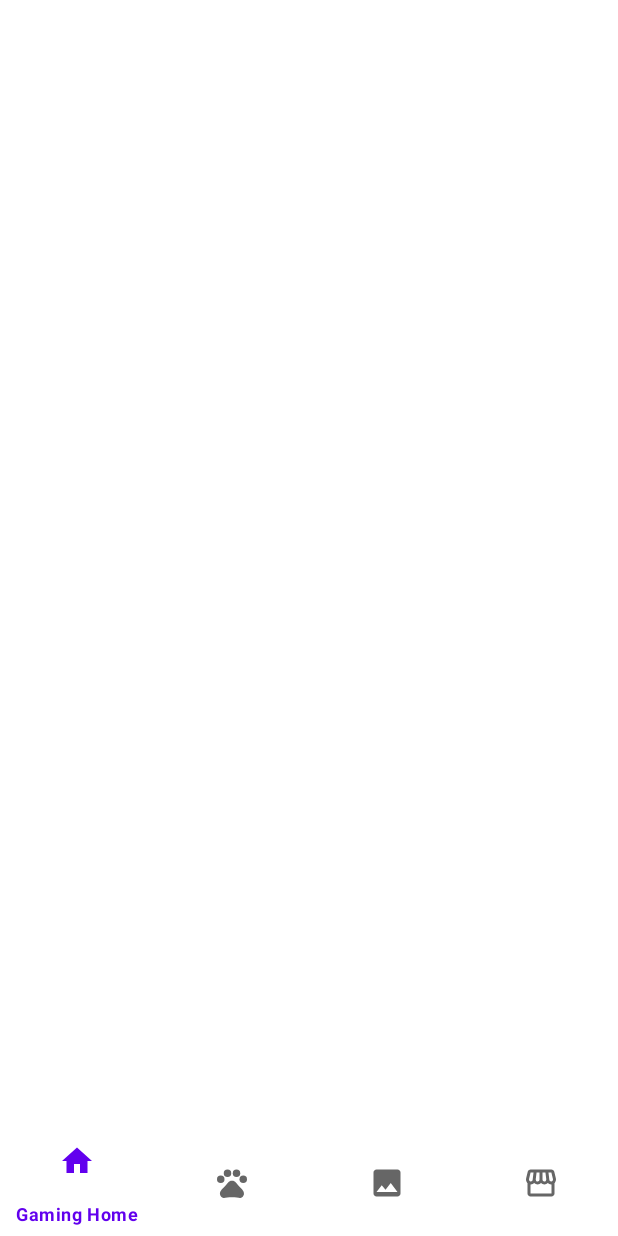
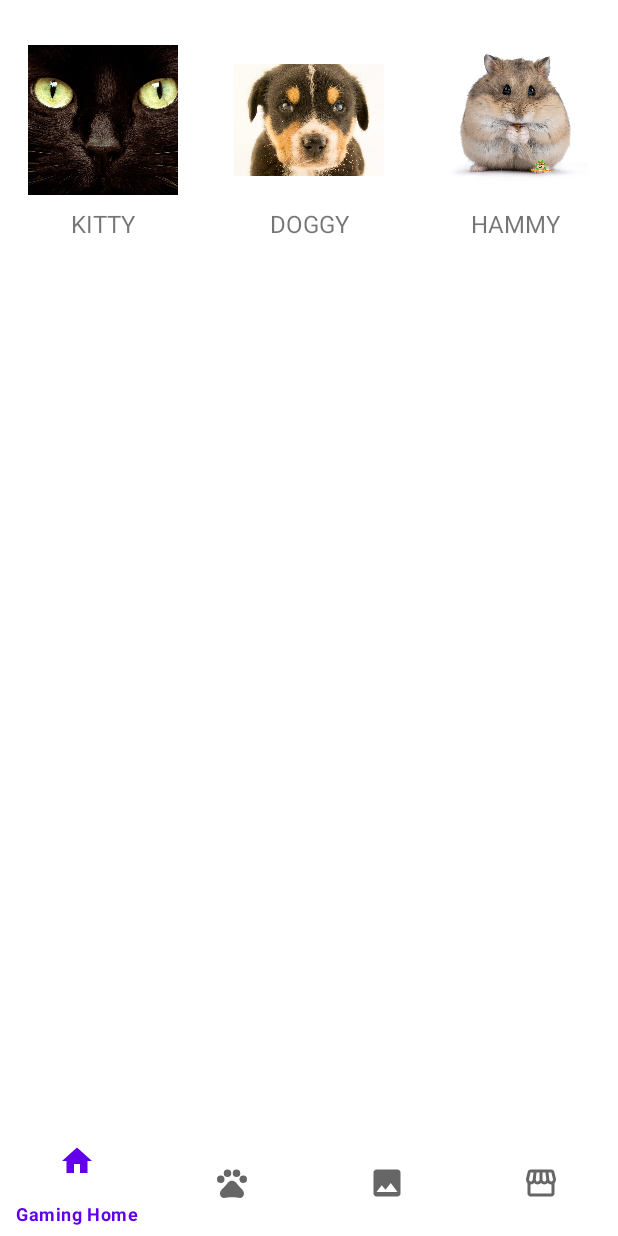
Before and after one commit to SWE3028-TeamC/IsRun, an Android app: the fragment CharFragment placed in its activity, on a phone screen of 412 x 824 dp. Run offline under Robolectric (Android 15) with nearby library versions, the phone set to English and light mode, and no system bars.

Commit message:
0518 character&background

```diff
--- a/app/src/main/java/edu/skku/cs/isrun/GridViewAdapter.java
+++ b/app/src/main/java/edu/skku/cs/isrun/GridViewAdapter.java
@@ -19,12 +19,17 @@ import androidx.constraintlayout.widget.ConstraintLayout;
 import java.util.ArrayList;
 
 public class GridViewAdapter extends BaseAdapter {
-    private ArrayList<Integer> chs;
+    private ArrayList<charpopup> chs;
     private Context mContext;
+
+    private String charname;
+    private String charimg;
+    private int resID;
+    private String memo;
 
 
 
-    GridViewAdapter (Context mContext, ArrayList<Integer> chs) {
+    GridViewAdapter (Context mContext, ArrayList<charpopup> chs) {
         this.mContext = mContext;
         this.chs = chs;
     }
@@ -44,6 +49,20 @@ public class GridViewAdapter extends BaseAdapter {
         return i;
     }
 
+    public String getCharname(int i) {
+        return chs.get(i).getName();
+    }
+    public String getCharimg(int i) {
+        return chs.get(i).getImg();
+    }
+    public int getResID(int i) {
+        return chs.get(i).getResID();
+    }
+    public String getMemo(int i) {
+        return chs.get(i).getTalk();
+    }
+
+
     @Override
     public View getView(int i, View view, ViewGroup viewGroup) {
         if (view==null) {
@@ -52,18 +71,25 @@ public class GridViewAdapter extends BaseAdapter {
         }
         ImageView iv1 = view.findViewById(R.id.imageView);
         TextView tx1 = view.findViewById(R.id.textView);
-        if (i==0) {
+
+        charname = chs.get(i).getName();
+        tx1.setText(charname);
+        resID = chs.get(i).getResID();
+        iv1.setImageResource(resID);
+        charimg = chs.get(i).getImg();
+
+        /*if (i==0) {
             iv1.setImageResource(R.drawable.cat);
-            tx1.setText("KITTY");
+            charimg = "cat";
         }
         else if (i==1) {
             iv1.setImageResource(R.drawable.dog);
-            tx1.setText("DOGGY");
+            charimg = "dog";
         }
         else if (i==2) {
             iv1.setImageResource(R.drawable.hamster);
-            tx1.setText("HAMMY");
-        }
+            charimg = "hamster";
+        }*/
         return view;
     }
 }
```
